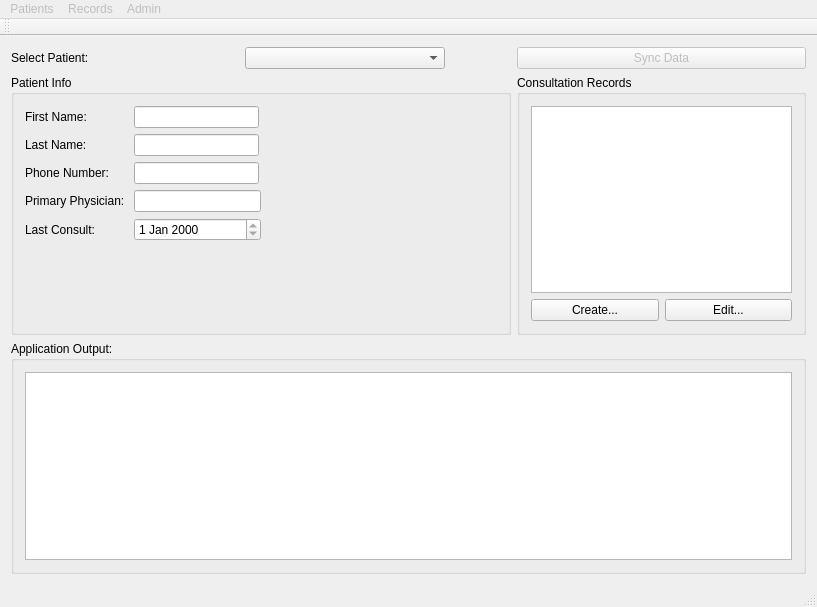
This is cuCareQtApp/CUCare/cucare.ui in chrispwright/comp3004cuCarePrivate as Qt 5 draws it before an edit. The edited form follows.
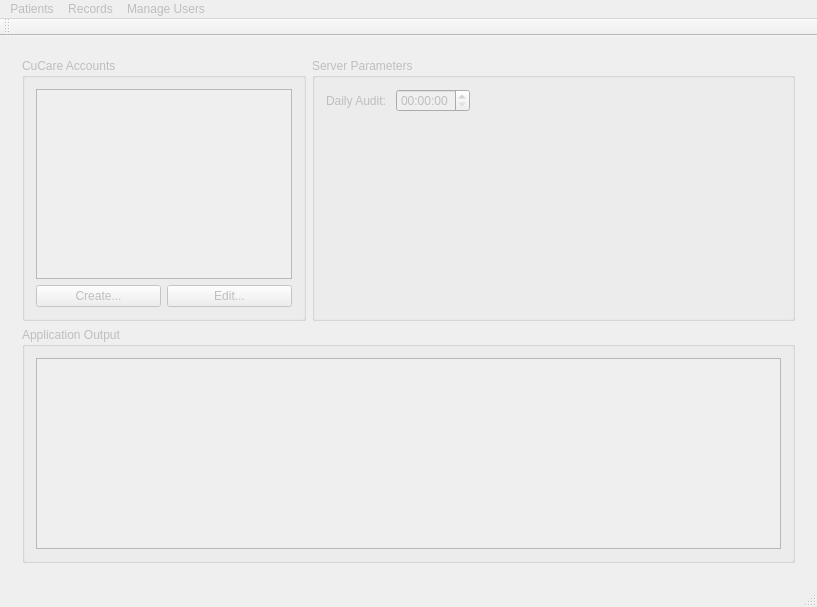
This is the edited form. The open tabs and pages were chosen to show the change.

Diff of the .ui file:
```diff
--- a/cuCareQtApp/CUCare/cucare.ui
+++ b/cuCareQtApp/CUCare/cucare.ui
@@ -15,6 +15,26 @@
   </property>
   <widget class="QWidget" name="centralWidget">
    <layout class="QGridLayout" name="gridLayout">
+    <item row="0" column="0">
+     <widget class="QStackedWidget" name="stackedWidget">
+      <property name="currentIndex">
+       <number>0</number>
+      </property>
+      <widget class="QWidget" name="page_3">
+       <layout class="QGridLayout" name="gridLayout_10">
+        <item row="0" column="0">
+         <widget class="QLabel" name="label">
+          <property name="maximumSize">
+           <size>
+            <width>100</width>
+            <height>16777215</height>
+           </size>
+          </property>
+          <property name="text">
+           <string>Select Patient:</string>
+          </property>
+         </widget>
+        </item>
     <item row="0" column="1">
      <widget class="QComboBox" name="comboBox_Patients">
       <property name="maximumSize">
@@ -25,7 +45,17 @@
       </property>
      </widget>
     </item>
-    <item row="1" column="0" colspan="2">
+        <item row="0" column="3">
+         <widget class="QPushButton" name="pushButton">
+          <property name="enabled">
+           <bool>false</bool>
+          </property>
+          <property name="text">
+           <string>Sync Data</string>
+          </property>
+         </widget>
+        </item>
+        <item row="1" column="0" colspan="3">
      <widget class="QGroupBox" name="groupBox">
       <property name="minimumSize">
        <size>
@@ -176,42 +206,7 @@
       </layout>
      </widget>
     </item>
-    <item row="2" column="0" colspan="3">
-     <widget class="QGroupBox" name="groupBox_3">
-      <property name="title">
-       <string>Application Output:</string>
-      </property>
-      <layout class="QGridLayout" name="gridLayout_4">
-       <item row="0" column="0">
-        <widget class="QTextBrowser" name="textBrowser_AppOutput"/>
-       </item>
-      </layout>
-     </widget>
-    </item>
-    <item row="0" column="0">
-     <widget class="QLabel" name="label">
-      <property name="maximumSize">
-       <size>
-        <width>100</width>
-        <height>16777215</height>
-       </size>
-      </property>
-      <property name="text">
-       <string>Select Patient:</string>
-      </property>
-     </widget>
-    </item>
-    <item row="0" column="2">
-     <widget class="QPushButton" name="pushButton">
-      <property name="enabled">
-       <bool>false</bool>
-      </property>
-      <property name="text">
-       <string>Sync Data</string>
-      </property>
-     </widget>
-    </item>
-    <item row="1" column="2">
+        <item row="1" column="3">
      <widget class="QGroupBox" name="groupBox_2">
       <property name="minimumSize">
        <size>
@@ -256,14 +251,127 @@
       </layout>
      </widget>
     </item>
-   </layout>
-   <zorder>groupBox_2</zorder>
-   <zorder>groupBox</zorder>
-   <zorder>groupBox_3</zorder>
-   <zorder>comboBox_Patients</zorder>
-   <zorder>label</zorder>
-   <zorder>pushButton</zorder>
-  </widget>
+        <item row="2" column="0" colspan="4">
+         <widget class="QGroupBox" name="groupBox_3">
+          <property name="title">
+           <string>Application Output:</string>
+          </property>
+          <layout class="QGridLayout" name="gridLayout_4">
+           <item row="0" column="0">
+            <widget class="QTextBrowser" name="textBrowser_AppOutput"/>
+           </item>
+          </layout>
+         </widget>
+        </item>
+       </layout>
+      </widget>
+      <widget class="QWidget" name="page_4">
+       <property name="enabled">
+        <bool>false</bool>
+       </property>
+       <layout class="QGridLayout" name="gridLayout_7">
+        <item row="0" column="0">
+         <widget class="QGroupBox" name="groupBox_5">
+          <property name="title">
+           <string>CuCare Accounts</string>
+          </property>
+          <layout class="QGridLayout" name="gridLayout_8">
+           <item row="1" column="0" colspan="2">
+            <widget class="QListWidget" name="listWidget"/>
+           </item>
+           <item row="2" column="1">
+            <widget class="QPushButton" name="pushButton_2">
+             <property name="text">
+              <string>Edit...</string>
+             </property>
+            </widget>
+           </item>
+           <item row="2" column="0">
+            <widget class="QPushButton" name="pushButton_3">
+             <property name="text">
+              <string>Create...</string>
+             </property>
+            </widget>
+           </item>
+          </layout>
+         </widget>
+        </item>
+        <item row="0" column="1">
+         <widget class="QGroupBox" name="groupBox_6">
+          <property name="title">
+           <string>Server Parameters</string>
+          </property>
+          <layout class="QGridLayout" name="gridLayout_11">
+           <item row="1" column="0">
+            <spacer name="verticalSpacer_2">
+             <property name="orientation">
+              <enum>Qt::Vertical</enum>
+             </property>
+             <property name="sizeHint" stdset="0">
+              <size>
+               <width>20</width>
+               <height>187</height>
+              </size>
+             </property>
+            </spacer>
+           </item>
+           <item row="0" column="0">
+            <layout class="QGridLayout" name="gridLayout_9">
+             <item row="0" column="1">
+              <widget class="QTimeEdit" name="timeEdit"/>
+             </item>
+             <item row="0" column="0">
+              <widget class="QLabel" name="label_7">
+               <property name="text">
+                <string>Daily Audit: </string>
+               </property>
+              </widget>
+             </item>
+            </layout>
+           </item>
+           <item row="0" column="1">
+            <spacer name="horizontalSpacer_2">
+             <property name="orientation">
+              <enum>Qt::Horizontal</enum>
+             </property>
+             <property name="sizeHint" stdset="0">
+              <size>
+               <width>40</width>
+               <height>20</height>
+              </size>
+             </property>
+            </spacer>
+           </item>
+          </layout>
+         </widget>
+        </item>
+        <item row="1" column="0" colspan="2">
+         <widget class="QGroupBox" name="groupBox_4">
+          <property name="title">
+           <string>Application Output</string>
+          </property>
+          <layout class="QGridLayout" name="gridLayout_6">
+           <item row="0" column="0">
+            <widget class="QTextBrowser" name="textBrowser"/>
+           </item>
+          </layout>
+         </widget>
+        </item>
+       </layout>
+      </widget>
+     </widget>
+    </item>
+   </layout>
+  </widget>
+  <widget class="QToolBar" name="mainToolBar">
+   <attribute name="toolBarArea">
+    <enum>TopToolBarArea</enum>
+   </attribute>
+   <attribute name="toolBarBreak">
+    <bool>false</bool>
+   </attribute>
+  </widget>
+  <widget class="QStatusBar" name="statusBar"/>
   <widget class="QMenuBar" name="menuBar">
    <property name="enabled">
     <bool>false</bool>
@@ -294,31 +402,26 @@
     <addaction name="actionDelete_Patient"/>
    </widget>
    <widget class="QMenu" name="menuPatient_Records">
+    <property name="enabled">
+     <bool>false</bool>
+    </property>
     <property name="title">
      <string>Records</string>
     </property>
     <addaction name="actionAdd_Consultation"/>
     <addaction name="actionEdit_Consultation"/>
    </widget>
-   <widget class="QMenu" name="menuHelp">
+   <widget class="QMenu" name="menuManage_Users">
     <property name="title">
-     <string>Admin</string>
+     <string>Manage Users</string>
     </property>
-    <addaction name="actionManage_Users"/>
+    <addaction name="actionAdd"/>
+    <addaction name="actionEdit"/>
    </widget>
    <addaction name="menuFile"/>
    <addaction name="menuPatient_Records"/>
-   <addaction name="menuHelp"/>
+   <addaction name="menuManage_Users"/>
   </widget>
-  <widget class="QToolBar" name="mainToolBar">
-   <attribute name="toolBarArea">
-    <enum>TopToolBarArea</enum>
-   </attribute>
-   <attribute name="toolBarBreak">
-    <bool>false</bool>
-   </attribute>
-  </widget>
-  <widget class="QStatusBar" name="statusBar"/>
   <action name="actionAdd_Patient">
    <property name="text">
     <string>Add..</string>
@@ -354,6 +457,21 @@
     <string>Manage Users</string>
    </property>
   </action>
+  <action name="actionAdd">
+   <property name="text">
+    <string>Add...</string>
+   </property>
+  </action>
+  <action name="actionEdit">
+   <property name="text">
+    <string>Edit...</string>
+   </property>
+  </action>
+  <action name="actionConfigure_Audit">
+   <property name="text">
+    <string>Configure Audit...</string>
+   </property>
+  </action>
  </widget>
  <layoutdefault spacing="6" margin="11"/>
  <resources/>
```
Lines whose indentation alone changed are shown as unchanged.
